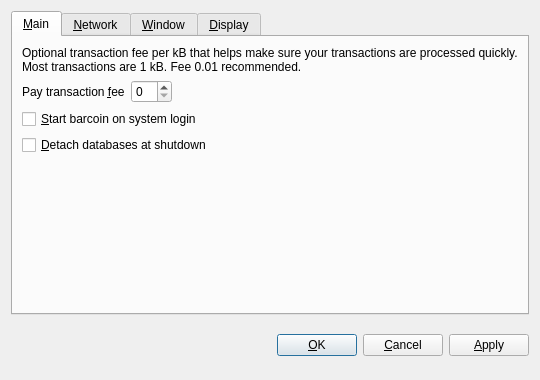
Before: the Qt Designer form src/qt/forms/optionsdialog.ui in zvcoin/zvcoin, drawn with Qt 5.
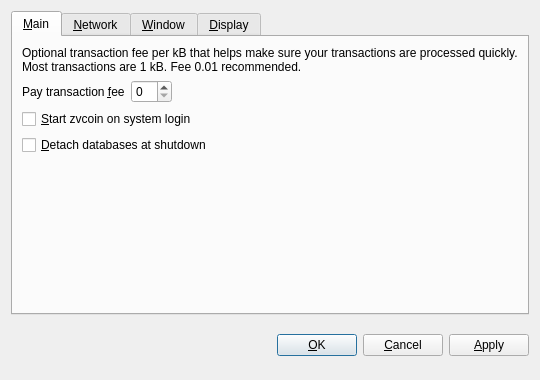
After: the same form once the commit is applied. The open tabs and pages were chosen to show the change. Custom widgets are drawn as their Qt base class.

```diff
--- a/src/qt/forms/optionsdialog.ui
+++ b/src/qt/forms/optionsdialog.ui
@@ -82,7 +82,7 @@
           <string>Automatically start barcoin after logging in to the system.</string>
          </property>
          <property name="text">
-          <string>&amp;Start barcoin on system login</string>
+          <string>&amp;Start zvcoin on system login</string>
          </property>
         </widget>
        </item>
```
Left out of the diff: 10 changed lines with no effect on the pictures.
